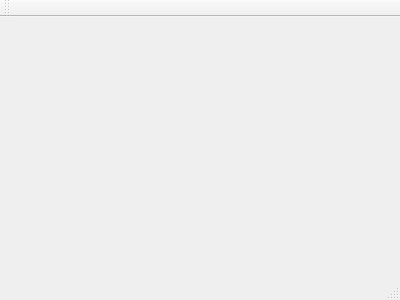
Old version of the form mainwindow.ui in the repository black3r/subtitle-tool.
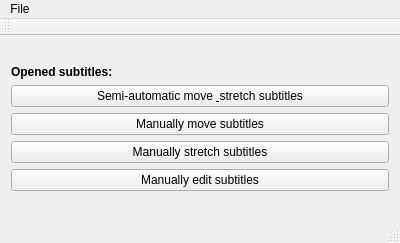
New version of the form.

```diff
--- a/mainwindow.ui
+++ b/mainwindow.ui
@@ -1,24 +1,140 @@
 <ui version="4.0">
  <class>MainWindow</class>
- <widget class="QMainWindow" name="MainWindow" >
-  <property name="geometry" >
+ <widget class="QMainWindow" name="MainWindow">
+  <property name="geometry">
    <rect>
     <x>0</x>
     <y>0</y>
     <width>400</width>
-    <height>300</height>
+    <height>243</height>
    </rect>
   </property>
   <property name="windowTitle" >
    <string>MainWindow</string>
   </property>
-  <widget class="QMenuBar" name="menuBar" />
-  <widget class="QToolBar" name="mainToolBar" />
-  <widget class="QWidget" name="centralWidget" />
-  <widget class="QStatusBar" name="statusBar" />
+  <widget class="QWidget" name="centralWidget">
+   <layout class="QGridLayout" name="gridLayout">
+    <item row="0" column="0">
+     <layout class="QVBoxLayout" name="verticalLayout">
+      <item>
+       <layout class="QHBoxLayout" name="horizontalLayout">
+        <item>
+         <widget class="QLabel" name="openedSubtitleLabel">
+          <property name="sizePolicy">
+           <sizepolicy hsizetype="Minimum" vsizetype="Fixed">
+            <horstretch>0</horstretch>
+            <verstretch>0</verstretch>
+           </sizepolicy>
+          </property>
+          <property name="minimumSize">
+           <size>
+            <width>0</width>
+            <height>0</height>
+           </size>
+          </property>
+          <property name="font">
+           <font>
+            <weight>75</weight>
+            <bold>true</bold>
+           </font>
+          </property>
+          <property name="text">
+           <string>Opened subtitles: </string>
+          </property>
+         </widget>
+        </item>
+        <item>
+         <widget class="QLabel" name="subPathLabel">
+          <property name="sizePolicy">
+           <sizepolicy hsizetype="Expanding" vsizetype="Fixed">
+            <horstretch>0</horstretch>
+            <verstretch>0</verstretch>
+           </sizepolicy>
+          </property>
+          <property name="text">
+           <string>&lt;None&gt;</string>
+          </property>
+         </widget>
+        </item>
+       </layout>
+      </item>
+      <item>
+       <widget class="QPushButton" name="semiAutoButton">
+        <property name="text">
+         <string>Semi-automatic move &amp; stretch subtitles</string>
+        </property>
+       </widget>
+      </item>
+      <item>
+       <widget class="QPushButton" name="manualMoveButton">
+        <property name="text">
+         <string>Manually move subtitles</string>
+        </property>
+       </widget>
+      </item>
+      <item>
+       <widget class="QPushButton" name="manualStretchButton">
+        <property name="text">
+         <string>Manually stretch subtitles</string>
+        </property>
+       </widget>
+      </item>
+      <item>
+       <widget class="QPushButton" name="manualEditButton">
+        <property name="text">
+         <string>Manually edit subtitles</string>
+        </property>
+       </widget>
+      </item>
+     </layout>
+    </item>
+   </layout>
+  </widget>
+  <widget class="QMenuBar" name="menuBar">
+   <property name="geometry">
+    <rect>
+     <x>0</x>
+     <y>0</y>
+     <width>400</width>
+     <height>19</height>
+    </rect>
+   </property>
+   <widget class="QMenu" name="menuFile">
+    <property name="title">
+     <string>File</string>
+    </property>
+    <addaction name="actionOpen"/>
+    <addaction name="actionSave"/>
+    <addaction name="actionSave_As"/>
+   </widget>
+   <addaction name="menuFile"/>
+  </widget>
+  <widget class="QToolBar" name="mainToolBar">
+   <attribute name="toolBarArea">
+    <enum>TopToolBarArea</enum>
+   </attribute>
+   <attribute name="toolBarBreak">
+    <bool>false</bool>
+   </attribute>
+  </widget>
+  <widget class="QStatusBar" name="statusBar"/>
+  <action name="actionOpen">
+   <property name="text">
+    <string>Open</string>
+   </property>
+  </action>
+  <action name="actionSave">
+   <property name="text">
+    <string>Save</string>
+   </property>
+  </action>
+  <action name="actionSave_As">
+   <property name="text">
+    <string>Save As</string>
+   </property>
+  </action>
  </widget>
- <layoutDefault spacing="6" margin="11" />
- <pixmapfunction></pixmapfunction>
+ <layoutdefault spacing="6" margin="11"/>
  <resources/>
  <connections/>
 </ui>
```
Left out of the diff: 3 changed lines with no effect on the pictures.
